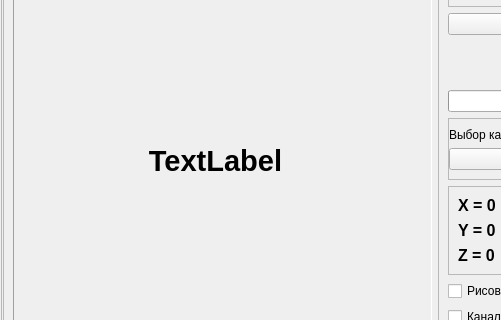
Above: metodics/stabtest/stabtestexecute.ui from grigp/a-analyser before the change; both pictures show x 0 to 501 and y 86 to 406 of the 701 by 524 pixel window. Below: the same form after it.
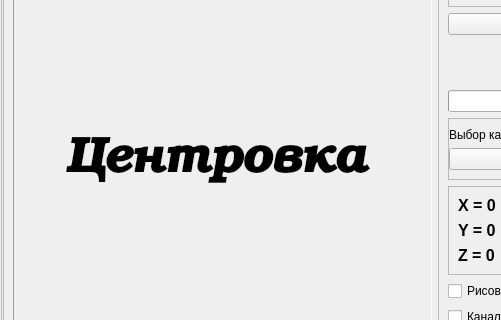
That is the form after the change. Icons and pictures are not drawn. Custom widgets are drawn as their Qt base class.

```diff
--- a/metodics/stabtest/stabtestexecute.ui
+++ b/metodics/stabtest/stabtestexecute.ui
@@ -188,13 +188,15 @@
                 </property>
                 <property name="font">
                  <font>
-                  <pointsize>22</pointsize>
+                  <family>Bookman Old Style</family>
+                  <pointsize>36</pointsize>
                   <weight>75</weight>
+                  <italic>true</italic>
                   <bold>true</bold>
                  </font>
                 </property>
                 <property name="text">
-                 <string>TextLabel</string>
+                 <string>Центровка</string>
                 </property>
                 <property name="alignment">
                  <set>Qt::AlignCenter</set>
```
